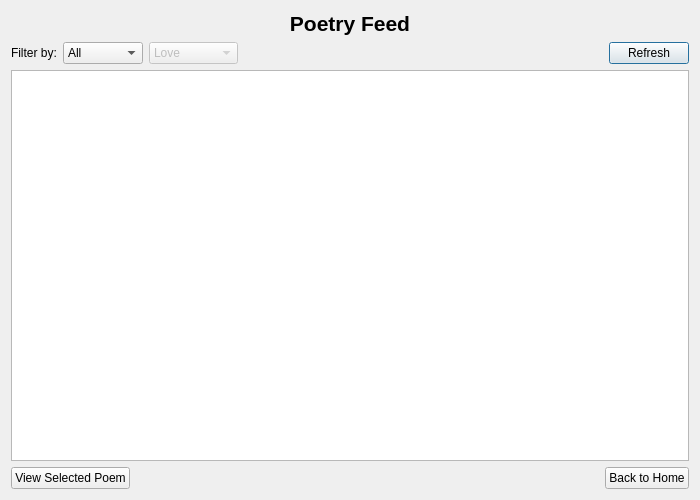
First picture: the form in Home/readpoem.ui, repository ntapire123/World_of_poetry, before the edit.
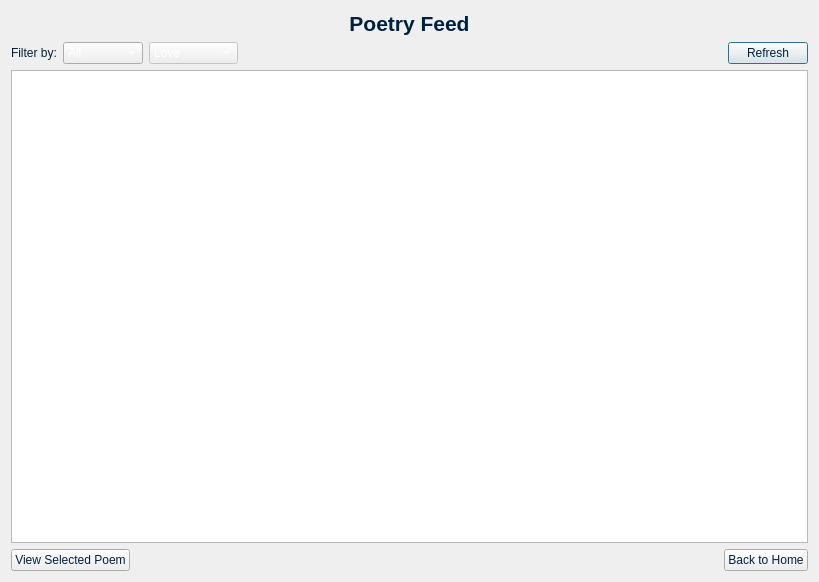
Second picture: the form after the edit. Icons and pictures are not drawn.

What changed in the file:
```diff
--- a/Home/readpoem.ui
+++ b/Home/readpoem.ui
@@ -6,13 +6,18 @@
    <rect>
     <x>0</x>
     <y>0</y>
-    <width>700</width>
-    <height>500</height>
+    <width>819</width>
+    <height>582</height>
    </rect>
   </property>
   <property name="windowTitle">
    <string>World of Poetry - Read Poems</string>
   </property>
+  <property name="styleSheet">
+   <string notr="true">
+ color: rgb(0, 32, 63);
+background-image: url(:/img/images/Country Birds Grayscale Coloring Book for Adults_.jpeg);</string>
+  </property>
   <layout class="QVBoxLayout" name="verticalLayout">
    <item>
     <widget class="QLabel" name="label_title">
@@ -41,6 +46,9 @@
      </item>
      <item>
       <widget class="QComboBox" name="comboBox_filter">
+       <property name="styleSheet">
+        <string notr="true">color:rgb(255, 255, 255)</string>
+       </property>
        <item>
         <property name="text">
          <string>All</string>
@@ -68,6 +76,9 @@
        <property name="enabled">
         <bool>false</bool>
        </property>
+       <property name="styleSheet">
+        <string notr="true">color:rgb(255,255,255);</string>
+       </property>
        <item>
         <property name="text">
          <string>Love</string>
@@ -128,7 +139,12 @@
     </layout>
    </item>
    <item>
-    <widget class="QListWidget" name="listWidget_poems"/>
+    <widget class="QListWidget" name="listWidget_poems">
+     <property name="styleSheet">
+      <string notr="true">color:rgb(255, 255, 255);
+background-image: url(:/img/images/Country Birds Grayscale Coloring Book for Adults_.jpeg);</string>
+     </property>
+    </widget>
    </item>
    <item>
     <layout class="QHBoxLayout" name="horizontalLayout_2">
```
Left out of the diff: 6 changed lines with no effect on the pictures.
